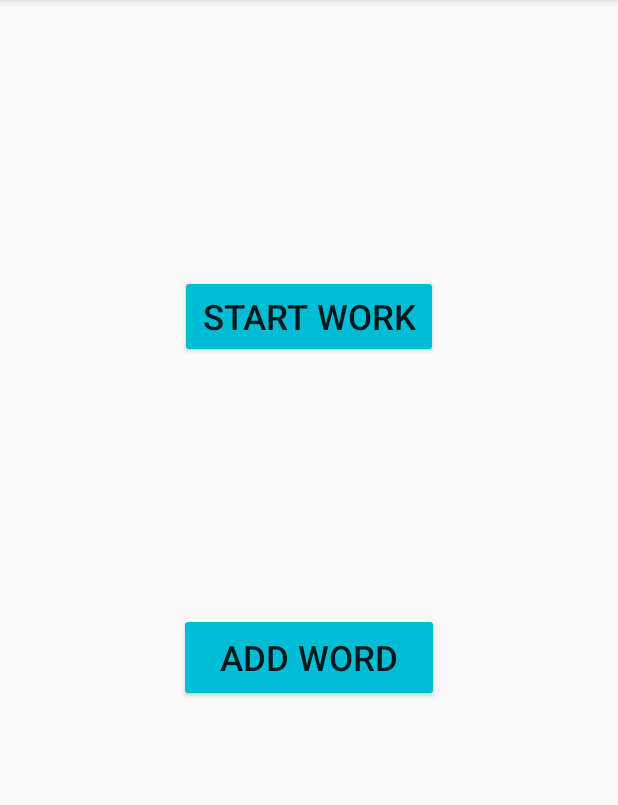
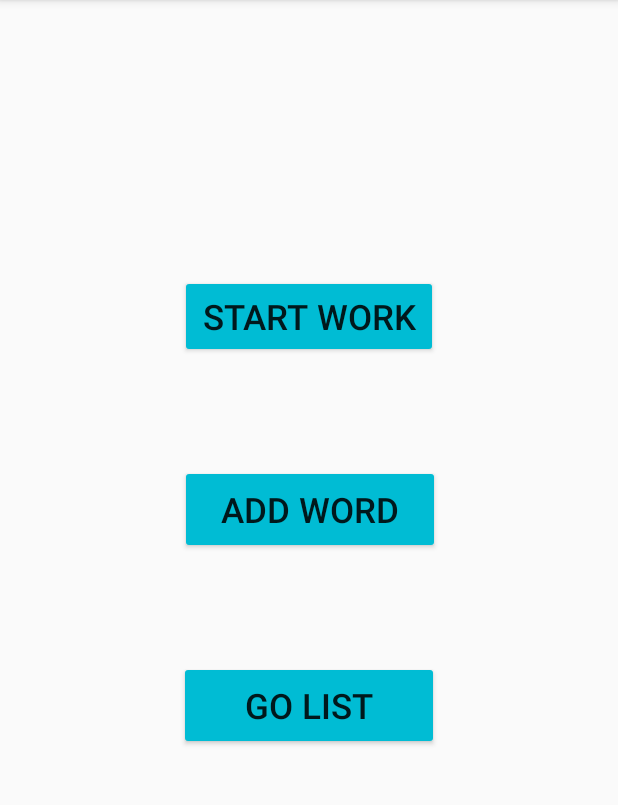
Before and after one commit to KursatCodes/Cards, an Android app: the screen it shows after launch (MainActivity), on a phone screen of 412 x 824 dp, the part 84-889 px from its top. Run offline under Robolectric (Android 15) with nearby library versions, the phone set to English and light mode, and no system bars; 1 statement that could not run was skipped.

```diff
--- a/app/src/main/res/layout/fragment_enter.xml
+++ b/app/src/main/res/layout/fragment_enter.xml
@@ -8,14 +8,27 @@
     tools:context=".view.EnterFragment">
 
     <Button
-        android:id="@+id/buttonAdd"
+        android:id="@+id/buttonGoToList"
         android:layout_width="173dp"
         android:layout_height="59dp"
-        android:layout_marginTop="170dp"
+        android:backgroundTint="#00BCD4"
+        android:text="Go LIST"
+        android:textSize="23sp"
+        android:layout_marginTop="71dp"
+        app:layout_constraintEnd_toEndOf="parent"
+        app:layout_constraintStart_toStartOf="parent"
+        app:layout_constraintTop_toBottomOf="@+id/buttonAdd2" />
+
+    <Button
+        android:id="@+id/buttonAdd2"
+        android:layout_width="173dp"
+        android:layout_height="59dp"
+        android:layout_marginTop="71dp"
         android:backgroundTint="#00BCD4"
         android:text="Add word"
         android:textSize="23sp"
         app:layout_constraintEnd_toEndOf="parent"
+        app:layout_constraintHorizontal_bias="0.504"
         app:layout_constraintStart_toStartOf="parent"
         app:layout_constraintTop_toBottomOf="@+id/buttonWork" />
 
--- a/app/src/main/res/navigation/navigation.xml
+++ b/app/src/main/res/navigation/navigation.xml
@@ -16,6 +16,9 @@
         <action
             android:id="@+id/action_enterFragment_to_adderFragment"
             app:destination="@id/adderFragment" />
+        <action
+            android:id="@+id/action_enterFragment_to_listFragment"
+            app:destination="@id/listFragment" />
     </fragment>
     <fragment
         android:id="@+id/wordFragment"
@@ -44,4 +47,9 @@
             android:id="@+id/action_adderFragment_to_enterFragment"
             app:destination="@id/enterFragment" />
     </fragment>
+    <fragment
+        android:id="@+id/listFragment"
+        android:name="com.muhammedkursatgokgun.cards.view.ListFragment"
+        android:label="fragment_list"
+        tools:layout="@layout/fragment_list" />
 </navigation>
```
Also changed, not shown: app/src/main/java/com/muhammedkursatgokgun/cards/view/ListFragment.kt (added, +35 -0 lines), app/src/main/res/layout/fragment_list.xml (added, +12 -0 lines).
